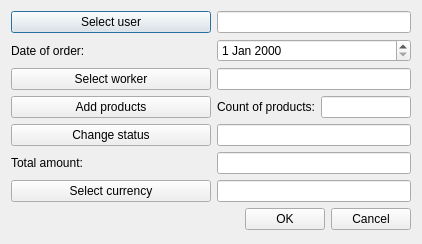
Dalerjon/TheOrmasProejct, file OrmasAdmin/OrmasAdmin/CreateOrdDlg.ui: the form before one commit.
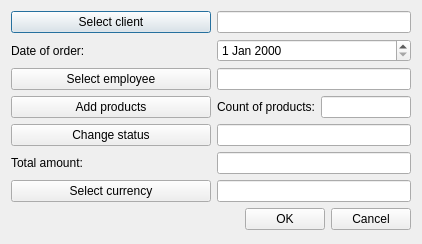
The form after the commit.

Diff of the .ui file:
```diff
--- a/OrmasAdmin/OrmasAdmin/CreateOrdDlg.ui
+++ b/OrmasAdmin/OrmasAdmin/CreateOrdDlg.ui
@@ -55,7 +55,7 @@
       </size>
      </property>
      <property name="text">
-      <string>Select user</string>
+      <string>Select client</string>
      </property>
     </widget>
    </item>
@@ -124,7 +124,7 @@
    <item row="2" column="0">
     <widget class="QPushButton" name="workerBtn">
      <property name="text">
-      <string>Select worker</string>
+      <string>Select employee</string>
      </property>
     </widget>
    </item>
```
Left out of the diff: 39 changed lines with no effect on the pictures.
